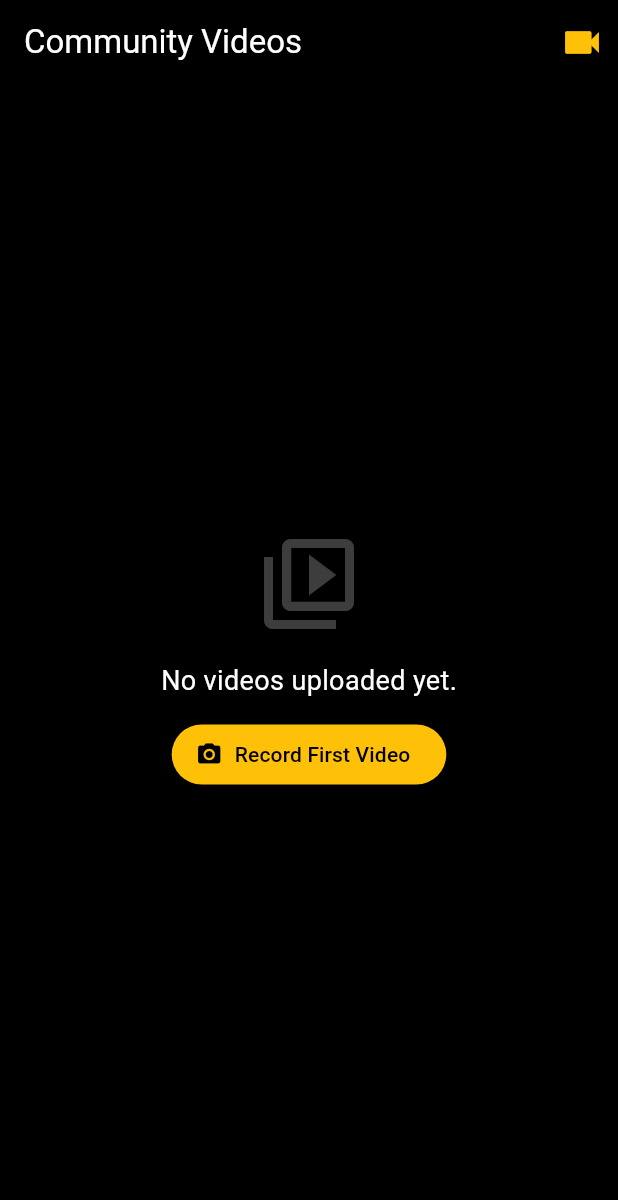
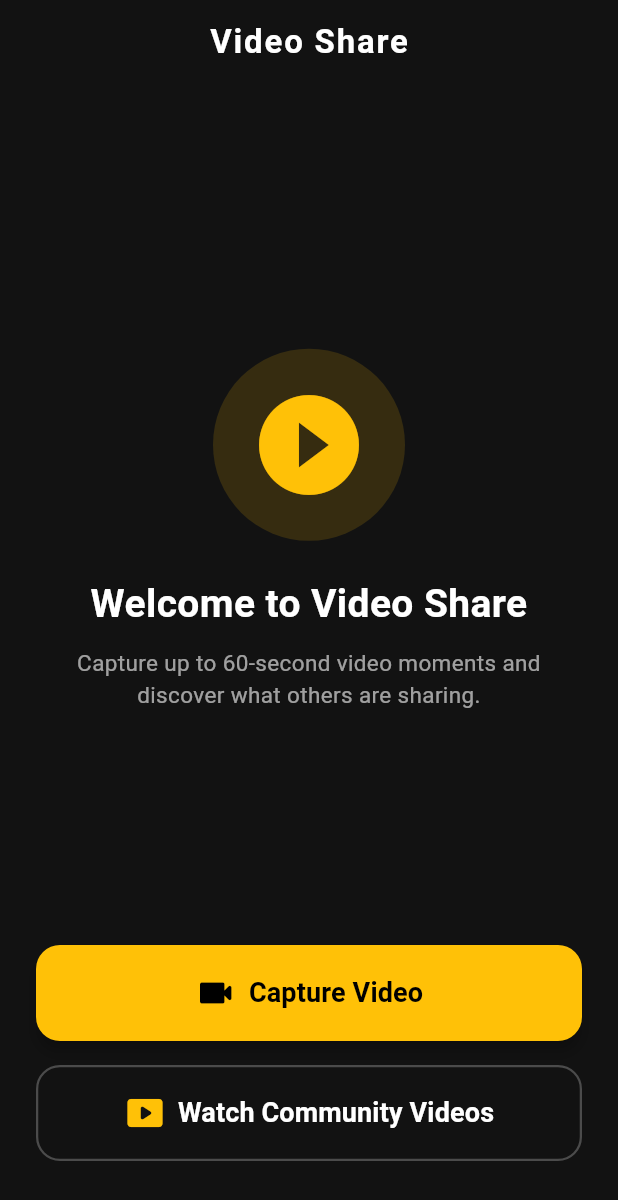
Before and after one commit to ravirajedesai/video-share-poc, a Flutter app: the screen it shows after launch, on a phone screen of 412 x 824 dp. Shown: the top 1200 px of the screen. Run offline on Flutter 3.47's test engine with Material 3 defaults, Android fonts, the light colour scheme and no system bars; our stand-ins replace camera, cloud_firestore, firebase_auth, firebase_core, supabase_flutter, video_player; accounts and stored records are empty; network calls fail.

Commit message:
Add Home Dashboard with Capture Video and Watch Community Videos options

```diff
--- a/lib/main.dart
+++ b/lib/main.dart
@@ -4,7 +4,7 @@ import 'package:firebase_core/firebase_core.dart';
 import 'package:flutter/material.dart';
 import 'package:supabase_flutter/supabase_flutter.dart';
 import 'firebase_options.dart';
-import 'screens/feed_screen.dart';
+import 'screens/home_screen.dart';
 
 List<CameraDescription> cameras = [];
 
@@ -58,7 +58,7 @@ class MyApp extends StatelessWidget {
         scaffoldBackgroundColor: Colors.black,
         useMaterial3: true,
       ),
-      home: FeedScreen(cameras: cameras),
+      home: HomeScreen(cameras: cameras),
     );
   }
 }
--- /dev/null
+++ b/lib/screens/home_screen.dart
@@ -0,0 +1,135 @@
+import 'package:camera/camera.dart';
+import 'package:flutter/material.dart';
+import 'camera_screen.dart';
+import 'feed_screen.dart';
+
+class HomeScreen extends StatelessWidget {
+  final List<CameraDescription> cameras;
+
+  const HomeScreen({super.key, required this.cameras});
+
+  @override
+  Widget build(BuildContext context) {
+    return Scaffold(
+      backgroundColor: const Color(0xFF121212),
+      appBar: AppBar(
+        backgroundColor: Colors.transparent,
+        elevation: 0,
+        centerTitle: true,
+        title: const Text(
+          'Video Share',
+          style: TextStyle(
+            color: Colors.white,
+            fontWeight: FontWeight.bold,
+            letterSpacing: 1.2,
+          ),
+        ),
+      ),
+      body: SafeArea(
+        child: Padding(
+          padding: const EdgeInsets.symmetric(horizontal: 24.0, vertical: 20.0),
+          child: Column(
+            mainAxisAlignment: MainAxisAlignment.center,
+            crossAxisAlignment: CrossAxisAlignment.stretch,
+            children: [
+              const Spacer(),
+              // App Logo / Icon Header
+              Center(
+                child: Container(
+                  padding: const EdgeInsets.all(24),
+                  decoration: BoxDecoration(
+                    color: Colors.amber.withValues(alpha: 0.15),
+                    shape: BoxShape.circle,
+                  ),
+                  child: const Icon(
+                    Icons.play_circle_fill,
+                    size: 80,
+                    color: Colors.amber,
+                  ),
+                ),
+              ),
+              const SizedBox(height: 24),
+              const Text(
+                'Welcome to Video Share',
+                textAlign: TextAlign.center,
+                style: TextStyle(
+                  color: Colors.white,
+                  fontSize: 26,
+                  fontWeight: FontWeight.bold,
+                ),
+              ),
+              const SizedBox(height: 10),
+              const Text(
+                'Capture up to 60-second video moments and discover what others are sharing.',
+                textAlign: TextAlign.center,
+                style: TextStyle(
+                  color: Colors.white60,
+                  fontSize: 15,
+                  height: 1.4,
+                ),
+              ),
+              const Spacer(),
+
+              // 🎥 Capture Video Option
+              ElevatedButton.icon(
+                style: ElevatedButton.styleFrom(
+                  backgroundColor: Colors.amber,
+                  foregroundColor: Colors.black,
+                  padding: const EdgeInsets.symmetric(vertical: 18),
+                  shape: RoundedRectangleBorder(
+                    borderRadius: BorderRadius.circular(16),
+                  ),
+                  elevation: 4,
+                ),
+                onPressed: () {
+                  Navigator.of(context).push(
+                    MaterialPageRoute(
+                      builder: (_) => CameraScreen(cameras: cameras),
+                    ),
+                  );
+                },
+                icon: const Icon(Icons.videocam_rounded, size: 28),
+                label: const Text(
+                  'Capture Video',
+                  style: TextStyle(
+                    fontSize: 18,
+                    fontWeight: FontWeight.bold,
+                  ),
+                ),
+              ),
+              const SizedBox(height: 16),
+
+              // 📺 Watch Community Videos Option
+              OutlinedButton.icon(
+                style: OutlinedButton.styleFrom(
+                  foregroundColor: Colors.white,
+                  side: const BorderSide(color: Colors.white24, width: 1.5),
+                  padding: const EdgeInsets.symmetric(vertical: 18),
+                  shape: RoundedRectangleBorder(
+                    borderRadius: BorderRadius.circular(16),
+                  ),
+                ),
+                onPressed: () {
+                  Navigator.of(context).push(
+                    MaterialPageRoute(
+                      builder: (_) => FeedScreen(cameras: cameras),
+                    ),
+                  );
+                },
+                icon: const Icon(Icons.smart_display_rounded, size: 28, color: Colors.amber),
+                label: const Text(
+                  'Watch Community Videos',
+                  style: TextStyle(
+                    fontSize: 18,
+                    fontWeight: FontWeight.w600,
+                  ),
+                ),
+              ),
+              const SizedBox(height: 30),
+            ],
+          ),
+        ),
+      ),
+    );
+  }
+}
```
